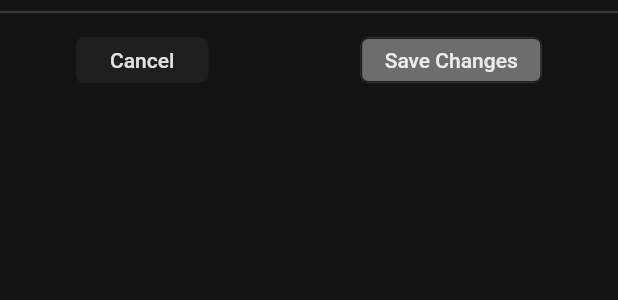
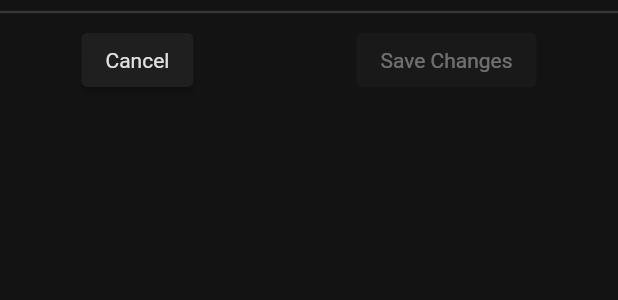
Before and after one commit to mjbernet3/simplefit, a Flutter app: the ActionButtons widget shown alone on an empty page, opened directly, on a phone screen of 412 x 824 dp. Shown: the top 300 px of the screen. Run offline on Flutter 3.47's test engine with Material 2 defaults, Android fonts, the phone set to English and light mode, and no system bars; our stand-ins replace circular_countdown_timer, cloud_firestore, firebase_auth, rxdart; accounts and stored records are empty.

Commit message:
UI style updates, created removable card to share common removal functionality

```diff
--- a/client/lib/components/perform_workout/countdown_timer.dart
+++ b/client/lib/components/perform_workout/countdown_timer.dart
@@ -108,7 +108,6 @@ class _CountdownTimerState extends State<CountdownTimer> {
                   height: 30.0,
                   buttonText: 'Reset',
                   color: Constants.secondElevation,
-                  borderColor: Constants.secondElevation,
                   onPressed: _resetTimer,
                 ),
               ),
@@ -118,7 +117,6 @@ class _CountdownTimerState extends State<CountdownTimer> {
                   height: 30.0,
                   buttonText: !_stopwatch.isRunning ? 'Start' : 'Stop',
                   color: Constants.secondElevation,
-                  borderColor: Constants.secondElevation,
                   onPressed: _toggleTimer,
                 ),
               ),
--- a/client/lib/components/shared/action_buttons.dart
+++ b/client/lib/components/shared/action_buttons.dart
@@ -27,7 +27,6 @@ class ActionButtons extends StatelessWidget {
               buttonText: 'Cancel',
               height: 30.0,
               color: color,
-              borderColor: color,
               disabled: disabled,
               onPressed: () => Navigator.pop(context),
             ),
@@ -35,7 +34,6 @@ class ActionButtons extends StatelessWidget {
               buttonText: confirmText,
               height: 30.0,
               color: color,
-              borderColor: color,
               disabled: disabled,
               onPressed: onConfirmed,
             ),
--- a/client/lib/components/shared/rounded_button.dart
+++ b/client/lib/components/shared/rounded_button.dart
@@ -7,16 +7,14 @@ class RoundedButton extends StatelessWidget {
   final double height;
   final double fontSize;
   final Color color;
-  final Color borderColor;
   final bool disabled;
 
   RoundedButton({
     @required this.buttonText,
-    @required this.onPressed,
+    this.onPressed,
     this.height = 45.0,
     this.fontSize = 14.0,
     this.color = Constants.firstElevation,
-    this.borderColor = Constants.firstElevation,
     this.disabled = false,
   });
 
@@ -24,19 +22,32 @@ class RoundedButton extends StatelessWidget {
   Widget build(BuildContext context) {
     return ButtonTheme(
       height: height,
-      child: RaisedButton(
-        elevation: 0.0,
-        child: Text(
-          buttonText,
-          style: TextStyle(
-            color: Constants.highEmphasis,
-            fontSize: fontSize,
+      child: ElevatedButton(
+        child: Text(buttonText),
+        style: ButtonStyle(
+          backgroundColor: MaterialStateProperty.resolveWith<Color>(
+            (Set<MaterialState> states) {
+              if (states.contains(MaterialState.pressed)) {
+                return color.withOpacity(0.5);
+              } else if (states.contains(MaterialState.disabled)) {
+                return color.withOpacity(0.5);
+              }
+
+              return color;
+            },
           ),
-        ),
-        color: color,
-        shape: RoundedRectangleBorder(
-          borderRadius: BorderRadius.circular(5.0),
-          side: BorderSide(color: borderColor),
+          foregroundColor: MaterialStateProperty.resolveWith<Color>(
+            (Set<MaterialState> states) {
+              if (states.contains(MaterialState.disabled)) {
+                return Constants.lowEmphasis;
+              }
+
+              return Constants.highEmphasis;
+            },
+          ),
+          overlayColor: MaterialStateProperty.all(color),
+          shadowColor: MaterialStateProperty.all(Constants.backgroundColor),
+          textStyle: MaterialStateProperty.all(TextStyle(fontSize: fontSize)),
         ),
         onPressed: !disabled ? onPressed : null,
       ),
--- a/client/lib/pages/browse_exercises_page.dart
+++ b/client/lib/pages/browse_exercises_page.dart
@@ -44,7 +44,6 @@ class BrowseExercisesPage extends StatelessWidget {
                           buttonText: 'Add Exercise',
                           height: 30.0,
                           color: Constants.secondElevation,
-                          borderColor: Constants.secondElevation,
                           onPressed: () => Navigator.pushNamed(
                             context,
                             AppRouter.manageExercise,
@@ -79,7 +78,6 @@ class BrowseExercisesPage extends StatelessWidget {
                     buttonText: 'Add ${_chosenExercises.length} Exercises',
                     height: 30.0,
                     color: Constants.secondElevation,
-                    borderColor: Constants.secondElevation,
                     onPressed: () => Navigator.pop(context, _chosenExercises),
                   ),
                 ],
--- a/client/lib/pages/start_workout_page.dart
+++ b/client/lib/pages/start_workout_page.dart
@@ -41,7 +41,6 @@ class StartWorkoutPage extends StatelessWidget {
           ),
           Center(
             child: RoundedButton(
-              borderColor: Constants.primaryColor,
               buttonText: 'Start Workout',
               onPressed: () => Navigator.pushReplacementNamed(
                 context,
--- a/client/lib/utils/app_theme.dart
+++ b/client/lib/utils/app_theme.dart
@@ -27,9 +27,9 @@ class AppTheme {
           color: Constants.highEmphasis,
         ),
         cursorColor: Constants.highEmphasis,
-        disabledColor: Constants.secondElevation,
+        disabledColor: Constants.firstElevation.withOpacity(0.5),
         errorColor: Constants.dangerColor,
-        shadowColor: Constants.firstElevation,
+        shadowColor: Constants.backgroundColor,
         dividerTheme: DividerThemeData(
           color: Constants.thirdElevation,
           thickness: 1.5,
--- a/client/lib/utils/constants.dart
+++ b/client/lib/utils/constants.dart
@@ -12,7 +12,7 @@ class Constants {
   static const Color medEmphasis = Color(0x99FFFFFF);
   static const Color lowEmphasis = Color(0x61FFFFFF);
 
-  static const Color primaryColor = Color(0xFF6FF9FF);
+  static const Color primaryColor = Color(0xFF1BD1DF);
   static const Color dangerColor = Colors.red;
 
   static const String lifting = 'Weightlifting';
```
Also changed, not shown: client/lib/components/browse_exercises/exercise_card.dart (+19 -44 lines), client/lib/components/home/preview_card.dart (+16 -39 lines), client/lib/components/manage_workout/chosen_exercise_card.dart (+14 -37 lines), client/lib/components/shared/removable_card.dart (+48 -2 lines).
